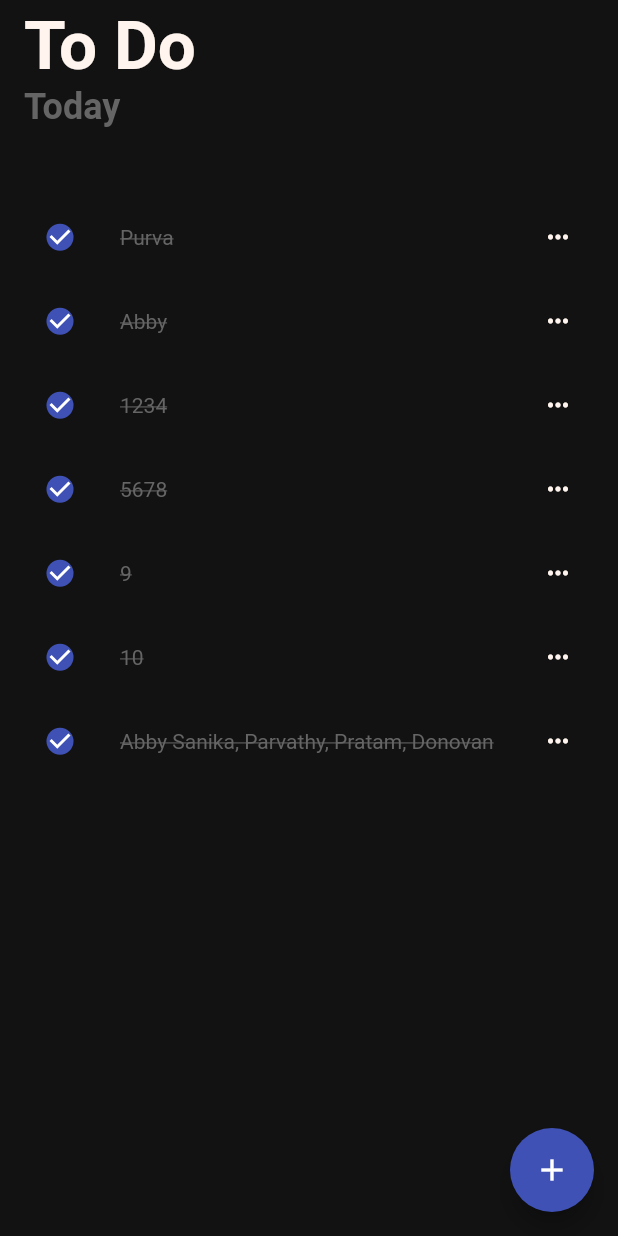
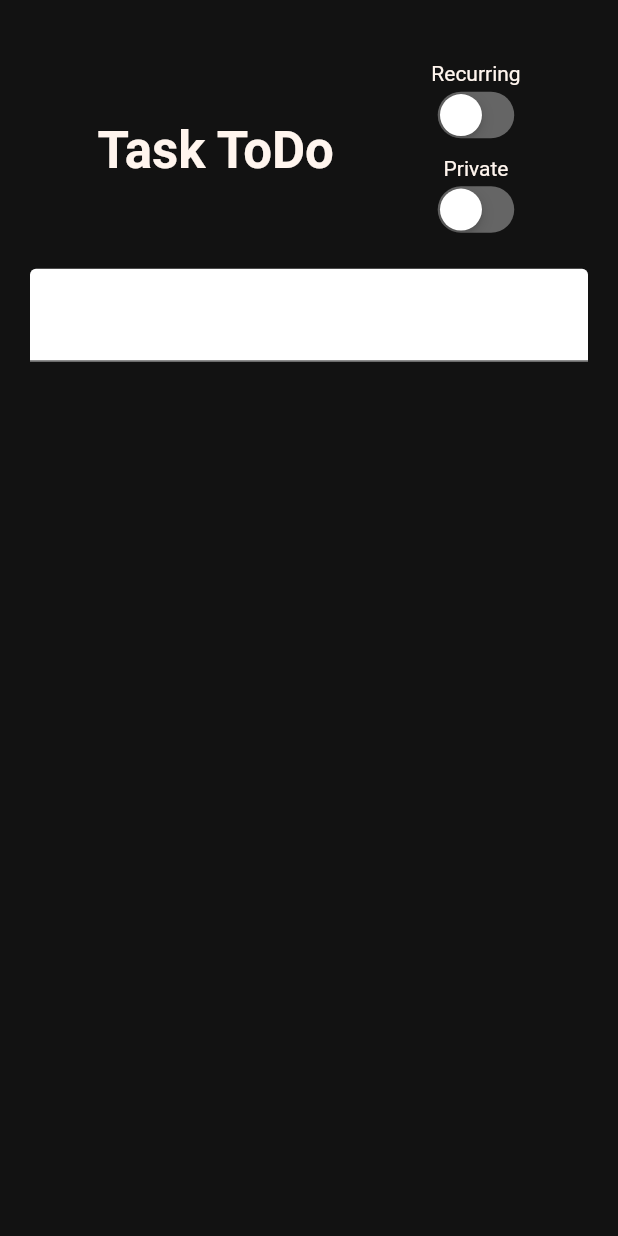
Before and after one commit to Caddonix/TaskBuddy, a Flutter app: the screen it shows after launch, after a tap on the "add" icon, on a phone screen of 412 x 824 dp. Run offline on Flutter 3.47's test engine with Material 2 defaults, Android fonts, the phone set to English and light mode, and no system bars; our stand-ins replace circular_check_box.

Commit message:
ToDo functionality working

```diff
--- /dev/null
+++ b/lib/screens/taskToDoScreen.dart
@@ -0,0 +1,95 @@
+import 'package:flutter/cupertino.dart';
+import 'package:flutter/material.dart';
+
+class TaskToDo extends StatefulWidget {
+  @override
+  _TaskToDoState createState() => _TaskToDoState();
+}
+
+class _TaskToDoState extends State<TaskToDo> {
+  bool _isRecurring = false;
+  bool _isPrivate = false;
+  GlobalKey<FormState> _formKey = GlobalKey();
+  TextEditingController _taskDescriptionController = TextEditingController();
+
+  @override
+  Widget build(BuildContext context) {
+    return Scaffold(
+      body: Column(
+        children: [
+          SizedBox(
+            height: MediaQuery.of(context).size.height * 0.05,
+          ),
+
+          // Header Fields
+          Row(
+            mainAxisAlignment: MainAxisAlignment.spaceEvenly,
+            children: [
+              Text(
+                "Task ToDo",
+                style: Theme.of(context).textTheme.headline4,
+              ),
+              Column(
+                children: [
+                  // Recurring Toggle Button
+                  Text(
+                    "Recurring",
+                    style: Theme.of(context).textTheme.bodyText2,
+                  ),
+                  CupertinoSwitch(
+                    value: _isRecurring,
+                    activeColor: Colors.blue,
+                    trackColor: Color(0xFF656565),
+                    onChanged: (bool value) {
+                      setState(() {
+                        _isRecurring = value;
+                      });
+                    },
+                  ),
+
+                  SizedBox(height: 8),
+                  // Private Toggle Button
+                  Text(
+                    "Private",
+                    style: Theme.of(context).textTheme.bodyText2,
+                  ),
+                  CupertinoSwitch(
+                    value: _isPrivate,
+                    activeColor: Colors.pinkAccent,
+                    trackColor: Color(0xFF656565),
+                    onChanged: (bool value) {
+                      setState(() {
+                        _isPrivate = value;
+                      });
+                    },
+                  ),
+                ],
+              )
+            ],
+          ),
+
+          // Data Fields
+          Form(
+            key: _formKey,
+            child: Column(
+              children: [
+                Padding(
+                  padding: const EdgeInsets.all(20.0),
+                  child: TextFormField(
+                    controller: _taskDescriptionController,
+                    maxLines : 5,
+                    minLines: 2,
+                    decoration: InputDecoration(
+                      filled: true,
+                      fillColor: Colors.white,
+                    ),
+                  ),
+                )
+              ],
+            ),
+          )
+        ],
+      ),
+    );
+  }
+}
--- a/lib/screens/todo.dart
+++ b/lib/screens/todo.dart
@@ -1,5 +1,6 @@
 import 'package:circular_check_box/circular_check_box.dart';
 import 'package:flutter/material.dart';
+import 'package:taskbuddy/screens/taskToDoScreen.dart';
 
 class ToDoScreen extends StatefulWidget {
   ToDoScreen({Key key, this.title}) : super(key: key);
@@ -42,12 +43,55 @@ class _ToDoScreenState extends State<ToDoScreen> {
     },
   ];
 
+  void editOptions(int index) {
+    showModalBottomSheet(
+        context: context,
+        builder: (context) {
+          return Container(
+            height: MediaQuery.of(context).size.height * 0.18,
+            decoration: BoxDecoration(
+              color: Color(0xFFFFF5EE),
+            ),
+            child: Column(
+              children: <Widget>[
+                ListTile(
+                  leading: Icon(Icons.create),
+                  title: Text(
+                    'Edit ToDo',
+                    style: TextStyle(color: Colors.black54, fontSize: 14),
+                  ),
+                  onTap: () {
+                    Navigator.pop(context);
+                  },
+                ),
+                ListTile(
+                  leading: Icon(Icons.delete, color: Colors.red,),
+                  title: Text(
+                    'Delete ToDo',
+                    style: TextStyle(color: Colors.red, fontSize: 14),
+                  ),
+                  onTap: () {
+                    setState(() {
+                      todoList.removeAt(index);
+                    });
+                    Navigator.pop(context);
+                  },
+                ),
+              ],
+            ),
+          );
+        });
+  }
+
   @override
   Widget build(BuildContext context) {
     return Scaffold(
       body: Column(
         // mainAxisAlignment: MainAxisAlignment.center,
         children: [
+          SizedBox(
+            height: MediaQuery.of(context).size.height * 0.05,
+          ),
           ListTile(
             title: Text(
               "To Do",
@@ -60,23 +104,24 @@ class _ToDoScreenState extends State<ToDoScreen> {
                     fontWeight: FontWeight.bold)),
           ),
           SizedBox(
-          height: MediaQuery.of(context).size.height*0.05,
+            height: MediaQuery.of(context).size.height * 0.05,
           ),
           Expanded(
             child: ReorderableListView.builder(
               itemCount: todoList.length,
               onReorder: (oldIndex, newIndex) {
                 setState(() {
-                if(newIndex>oldIndex){
-                  newIndex-=1;
+                  if (newIndex > oldIndex) {
+                    newIndex -= 1;
                   }
-                final items =todoList.removeAt(oldIndex);
+                  final items = todoList.removeAt(oldIndex);
                   todoList.insert(newIndex, items);
                 });
               },
               itemBuilder: (context, index) {
                 return ListTile(
                   key: Key("$index"),
+                  tileColor: Theme.of(context).backgroundColor,
                   leading: CircularCheckBox(
                     activeColor: Colors.indigo,
                     inactiveColor: Color(0xFF656565),
@@ -98,8 +143,14 @@ class _ToDoScreenState extends State<ToDoScreen> {
                         : Theme.of(context).textTheme.bodyText2,
                   ),
                   trailing: IconButton(
-                  icon: Icon(Icons.more_horiz, color: Color(0xFFFFF5EE), size: 20,),
-                  onPressed: () {},
+                    icon: Icon(
+                      Icons.more_horiz,
+                      color: Color(0xFFFFF5EE),
+                      size: 20,
+                    ),
+                    onPressed: () {
+                      editOptions(index);
+                    },
                   ),
                 );
               },
@@ -108,7 +159,9 @@ class _ToDoScreenState extends State<ToDoScreen> {
         ],
       ),
       floatingActionButton: FloatingActionButton(
-          onPressed: () {},
+        onPressed: () {
+          Navigator.push(context, MaterialPageRoute(builder: (context)=> TaskToDo()));
+        },
         tooltip: 'Add ToDo',
         child: Icon(Icons.add),
       ), // This trailing comma makes auto-formatting nicer for build methods.
```
Also changed, not shown: 1 other file. Lines whose indentation alone changed are shown as unchanged.
